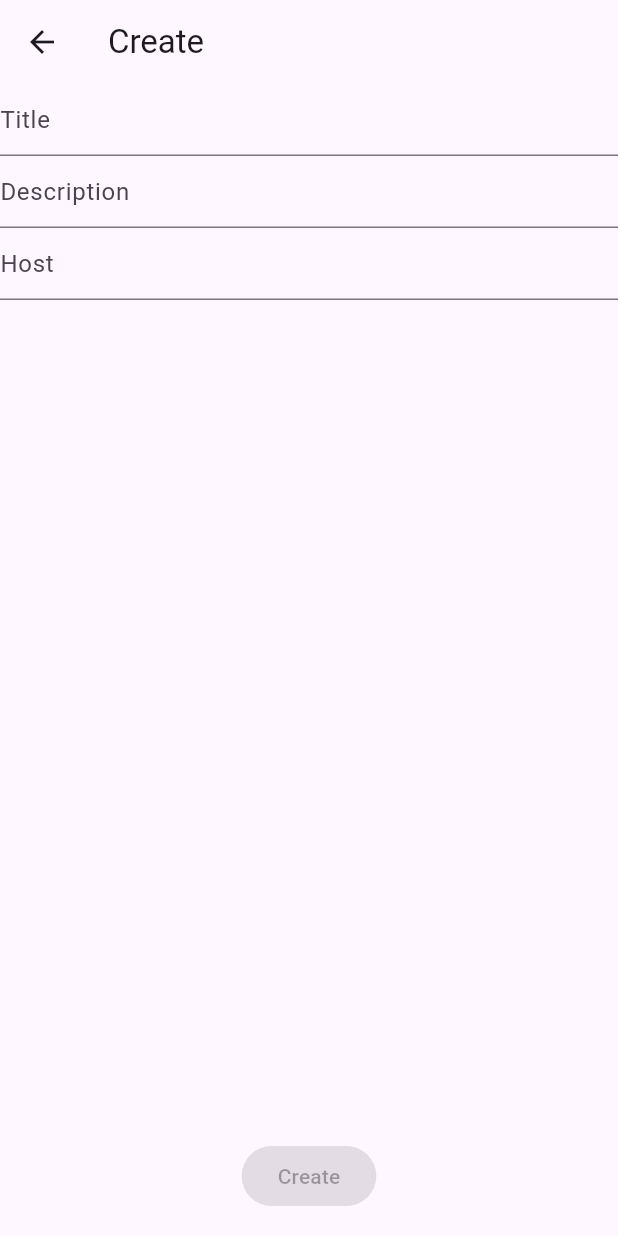
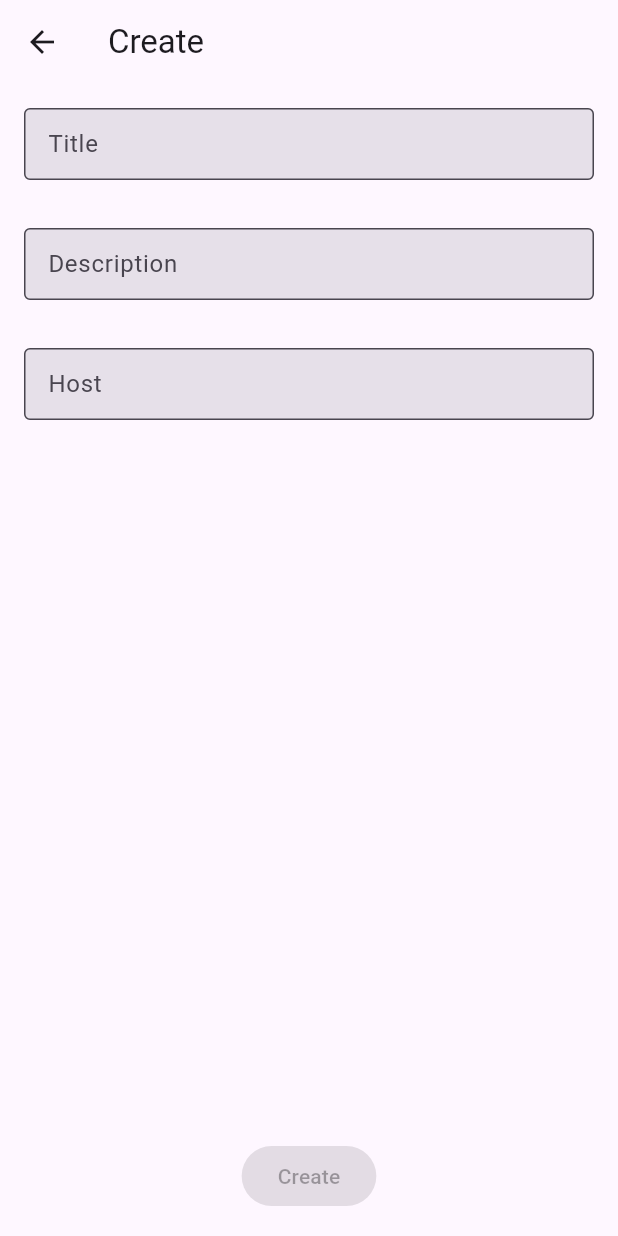
Before and after one commit to KsArt-IT/FlutterPodcastManager-Flutter, a Flutter app: the screen it shows after launch, after a tap on the "add" icon, on a phone screen of 412 x 824 dp. Run offline on Flutter 3.47's test engine with Material 3 defaults, Android fonts, the phone set to English and light mode, and no system bars; our stand-ins replace bloc, dio, equatable, flutter_bloc, go_router, logger and 1 more; generated files the repository leaves out were written again; network calls fail.

Commit message:
refactor(feature_episodes): update episode edit screen using TextFormFieldValid for input validation

```diff
--- a/packages/features/episodes/lib/src/ui/edit/episode_edit_screen.dart
+++ b/packages/features/episodes/lib/src/ui/edit/episode_edit_screen.dart
@@ -1,4 +1,5 @@
 import 'package:feature_episodes/episodes.dart';
+import 'package:feature_episodes/src/ui/edit/widgets/text_form_field_valid.dart';
 import 'package:flutter/material.dart';
 import 'package:flutter_bloc/flutter_bloc.dart';
 import 'package:go_router/go_router.dart';
@@ -28,11 +29,12 @@ class _EpisodeEditBody extends StatelessWidget {
     return BlocConsumer<EpisodeEditBloc, EpisodeEditState>(
       listener: (context, state) {
         if (state.status == StateStatus.success) {
-          context.pop();
+          context.pop(state.episode);
         }
       },
       builder: (context, state) {
         final isEdit = state.episode != null;
+        final bloc = context.read<EpisodeEditBloc>();
         return Scaffold(
           appBar: AppBar(title: Text(isEdit ? 'Edit' : 'Create')),
           body: SafeArea(
@@ -40,25 +42,56 @@ class _EpisodeEditBody extends StatelessWidget {
               children: [
                 Expanded(
                   child: SingleChildScrollView(
+                    child: Padding(
+                      padding: const EdgeInsets.all(16),
+                      child: Form(
                         child: Column(
+                          crossAxisAlignment: CrossAxisAlignment.start,
                           children: [
-                        TextField(
-                          decoration: InputDecoration(hintText: 'Title'),
-                          textInputAction: TextInputAction.next,
+                            TextFormFieldValid(
+                              hint: 'Title',
                               autocorrect: true,
+                              onCheckText: (value) {
+                                return state.status == StateStatus.error &&
+                                        state.error.contains('Title')
+                                    ? state.error
+                                    : null;
+                              },
+                              onChanged: (value) {
+                                bloc.add(ChangeTitleEpisodeEvent(value));
+                              },
                             ),
-                        SizedBox(),
-                        TextField(
-                          decoration: InputDecoration(hintText: 'Description'),
-                          textInputAction: TextInputAction.next,
+                            // SizedBox(height: 16),
+                            TextFormFieldValid(
+                              hint: 'Description',
                               autocorrect: true,
+                              onCheckText: (value) {
+                                return state.status == StateStatus.error &&
+                                        state.error.contains('Description')
+                                    ? state.error
+                                    : null;
+                              },
+                              onChanged: (value) {
+                                bloc.add(ChangeDescriptionEpisodeEvent(value));
+                              },
                             ),
-                        TextField(
-                          decoration: InputDecoration(hintText: 'Host'),
-                          textInputAction: TextInputAction.done,
+                            // SizedBox(height: 16),
+                            TextFormFieldValid(
+                              hint: 'Host',
                               autocorrect: false,
+                              onCheckText: (value) {
+                                return state.status == StateStatus.error &&
+                                        state.error.contains('Host')
+                                    ? state.error
+                                    : null;
+                              },
+                              onChanged: (value) {
+                                bloc.add(ChangeHostEpisodeEvent(value));
+                              },
                             ),
                           ],
+                        ),
+                      ),
                     ),
                   ),
                 ),
```
Lines whose indentation alone changed are shown as unchanged.
